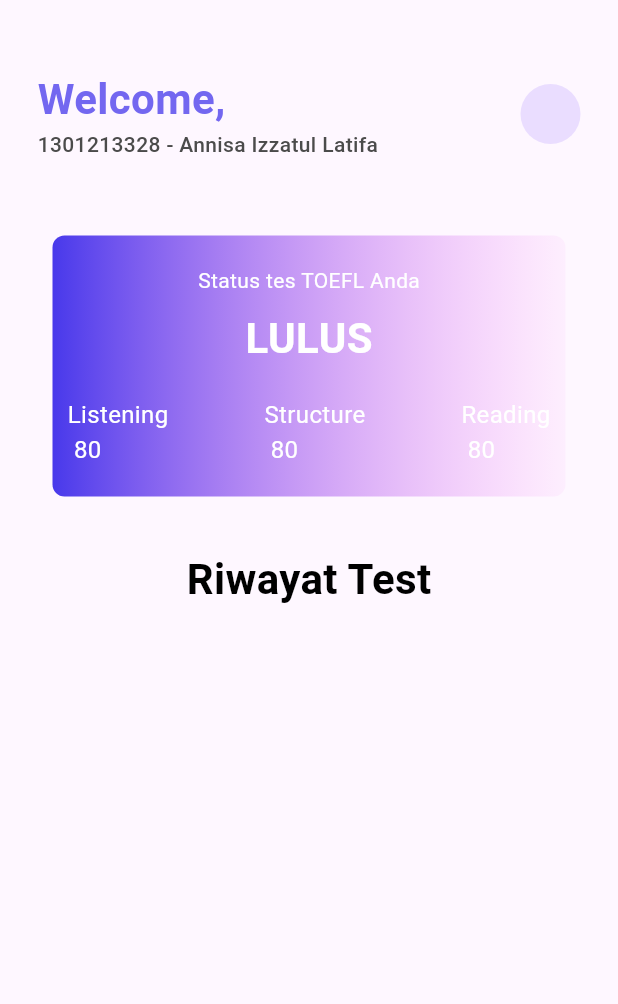
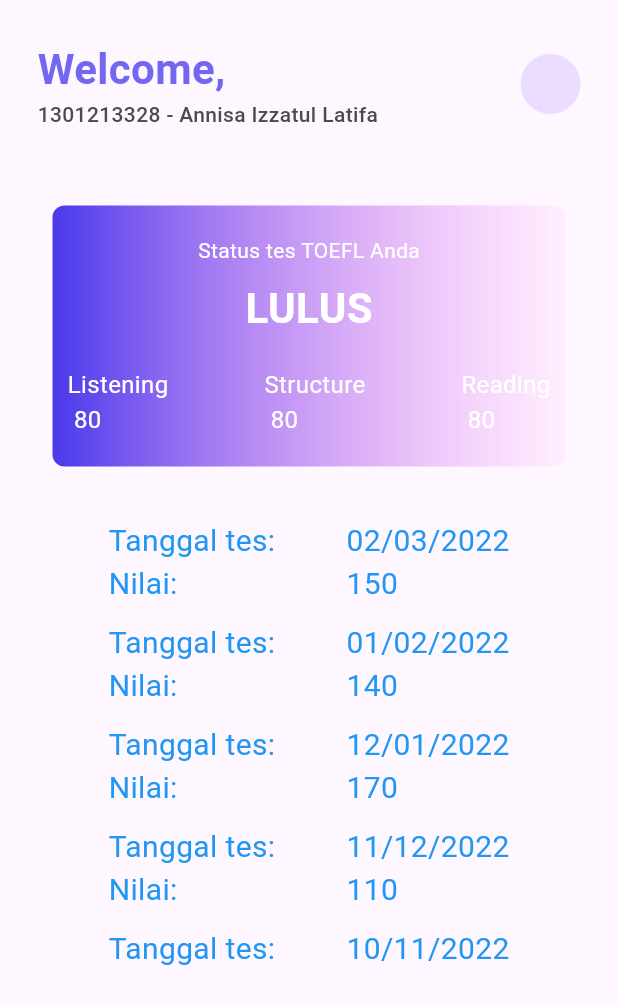
Before and after one commit to annisaizzatullatifa/TugasABP_10.2, a Flutter app: the screen it shows after launch, on a phone screen of 412 x 824 dp. Shown: the top 1004 px of the screen. Run offline on Flutter 3.47's test engine with Material 3 defaults, Android fonts, the light colour scheme and no system bars.

Commit message:
initial commit

```diff
--- a/lib/main.dart
+++ b/lib/main.dart
@@ -6,6 +6,7 @@ void main() {
 
 class MyApp extends StatelessWidget {
     const MyApp({super.key});
+
     // This Widget is the root of your application.
     @override
     Widget build(BuildContext context) {
@@ -22,17 +23,33 @@ class MyApp extends StatelessWidget {
 
 class MyHomePage extends StatefulWidget {
     const MyHomePage({super.key, required this.title});
+
     final String title;
+
     @override
     State<MyHomePage> createState() => _MyHomePageState();
 }
 
 class _MyHomePageState extends State<MyHomePage> {
+    final data = const[
+        { "tgl" : "02/03/2022", "nilai": "150" },
+        { "tgl" : "01/02/2022", "nilai": "140" },
+        { "tgl" : "12/01/2022", "nilai": "170" },
+        { "tgl" : "11/12/2022", "nilai": "110" },
+        { "tgl" : "10/11/2022", "nilai": "180" },
+        { "tgl" : "09/10/2022", "nilai": "190" },
+        { "tgl" : "08/09/2022", "nilai": "160" },
+        { "tgl" : "07/08/2022", "nilai": "155" },
+        { "tgl" : "06/07/2022", "nilai": "145" },
+        { "tgl" : "05/06/2022", "nilai": "140" },
+    ];
+
     @override
     Widget build(BuildContext context) {
         return Scaffold(
-            body: Padding(
-                padding: const EdgeInsets.symmetric(horizontal: 25, vertical:30),
+            body: SafeArea(
+                child: Padding(
+                    padding: const EdgeInsets.symmetric(horizontal: 25, vertical:10),
                     child: Column(
                         children: [
                             Container(
@@ -123,16 +140,35 @@ class _MyHomePageState extends State<MyHomePage> {
                                     ),
                                 ),
                                           Container(
-                            child: Text('Riwayat Test', style: TextStyle(
-                                color: Colors.black,
-                                fontSize: 28,
-                                fontWeight: FontWeight.w700,
-                                letterSpacing: 0.25))
+                height: 300,
+                child: ListView.builder(
+                  itemCount: data.length,
+                  itemBuilder: (context, index) {
+                    return Column(
+                      children: [
+                        Row(
+                          mainAxisAlignment: MainAxisAlignment.spaceEvenly,
+                          children: [
+                            Text(
+                              'Tanggal tes:\nNilai:',
+                              style: TextStyle(color: Colors.blue, fontSize: 20),
                             ),
+                            Text(
+                              data[index]["tgl"]! + '\n' + data[index]["nilai"]!,
+                              style: TextStyle(color: Colors.blue, fontSize: 20),
+                            ),
+                          ]
+                        ),
+                        SizedBox(height: 10)
+                      ]
+                    );
+                  }
+                )
+              )
             ],
           ),
+        ),
       )
-
     );
   }
 }
```
Lines whose indentation alone changed are shown as unchanged.
